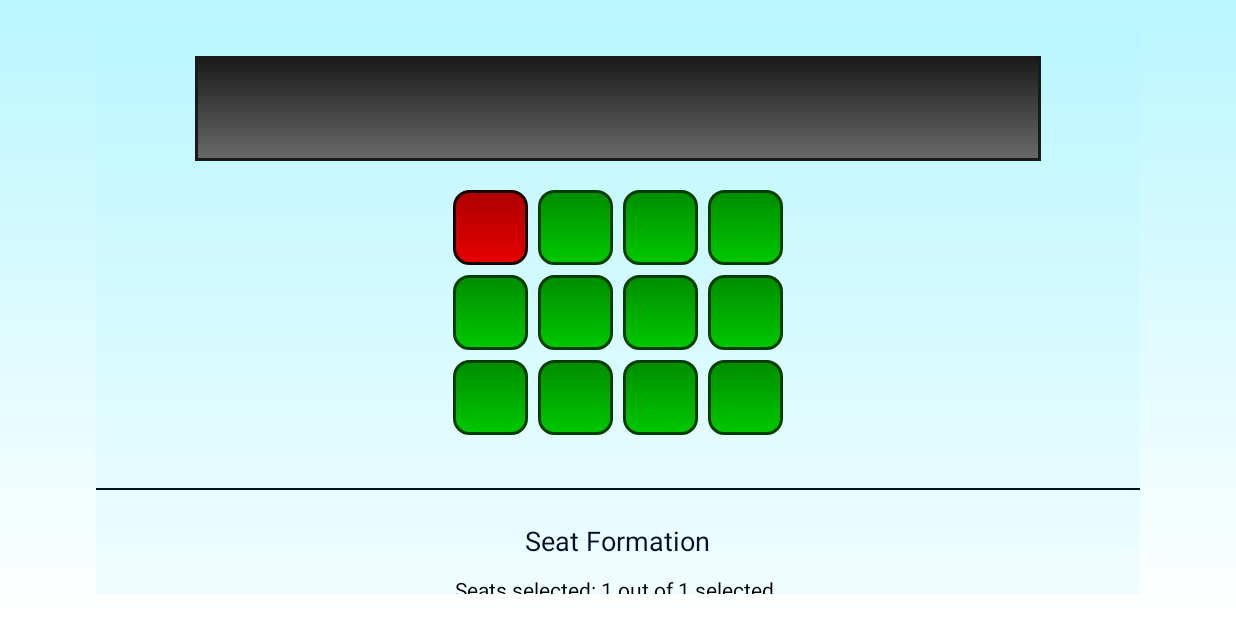
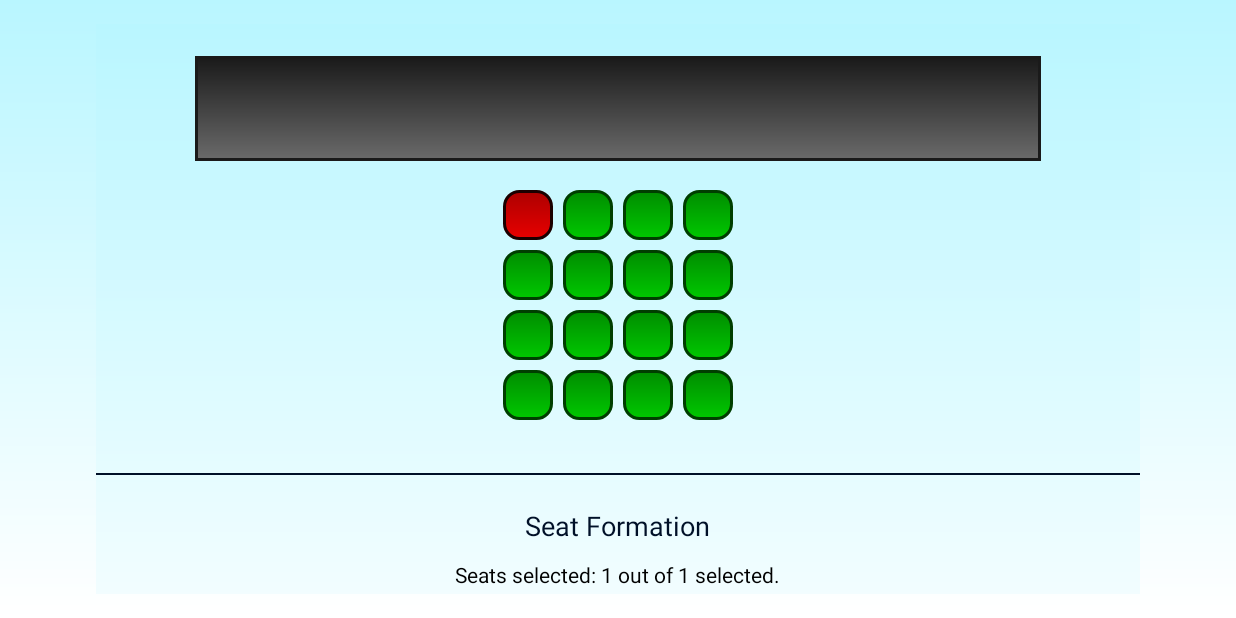
Before and after one commit to trinhmw/ESN, an Android app: the screen it shows after launch (SeatActivity), after a tap on "Submit", on a phone screen of 824 x 412 dp (held sideways). Run offline under Robolectric (Android 15) with nearby library versions, the phone set to English and light mode, and no system bars.

Commit message:
Expand rows to 4

```diff
--- a/app/src/main/java/com/navi/team/emptyseatnavigator/activities/SeatDisplayFragment.java
+++ b/app/src/main/java/com/navi/team/emptyseatnavigator/activities/SeatDisplayFragment.java
@@ -40,8 +40,8 @@ public class SeatDisplayFragment extends Fragment implements Constants{
     private SeatActivity seatActivity;
     private int groupSize = 0;
 
-    private final int height = 75;
-    private final int width = 75;
+    private final int height = 50;
+    private final int width = 50;
     private final int seatMargin = 5;
 
     private View view;
--- a/app/src/main/java/com/navi/team/emptyseatnavigator/businessobject/Constants.java
+++ b/app/src/main/java/com/navi/team/emptyseatnavigator/businessobject/Constants.java
@@ -5,7 +5,7 @@ package com.navi.team.emptyseatnavigator.businessobject;
  */
 public interface Constants {
     final int MAX_COLUMN = 4;
-    final int MAX_ROW = 3;
+    final int MAX_ROW = 4;
     final int TOTAL_SEATS = MAX_COLUMN * MAX_ROW;
     final int MAX_GROUP_SIZE = 4;
 }
```
Also changed, not shown: 2 other files.
